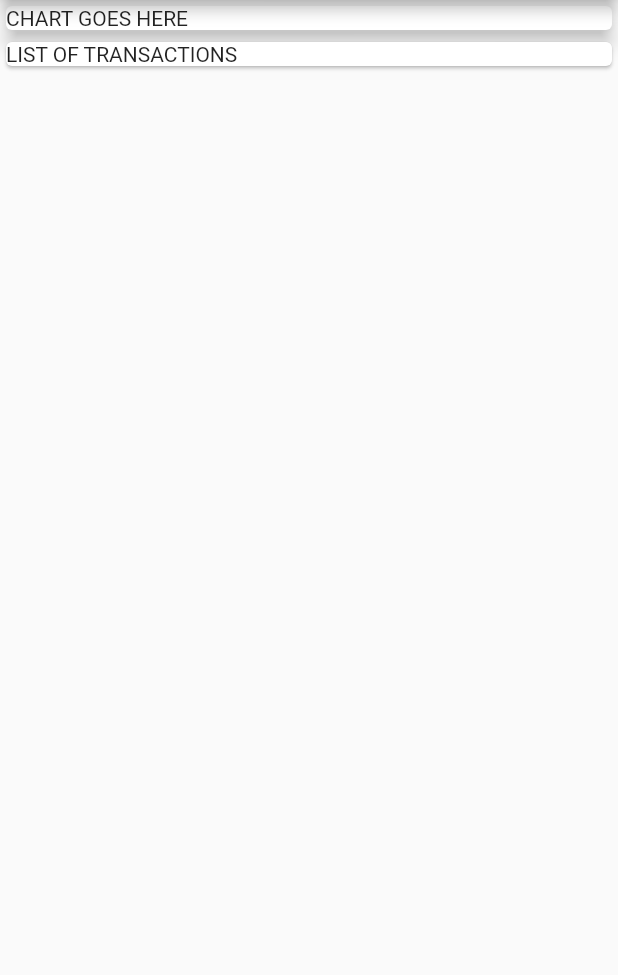
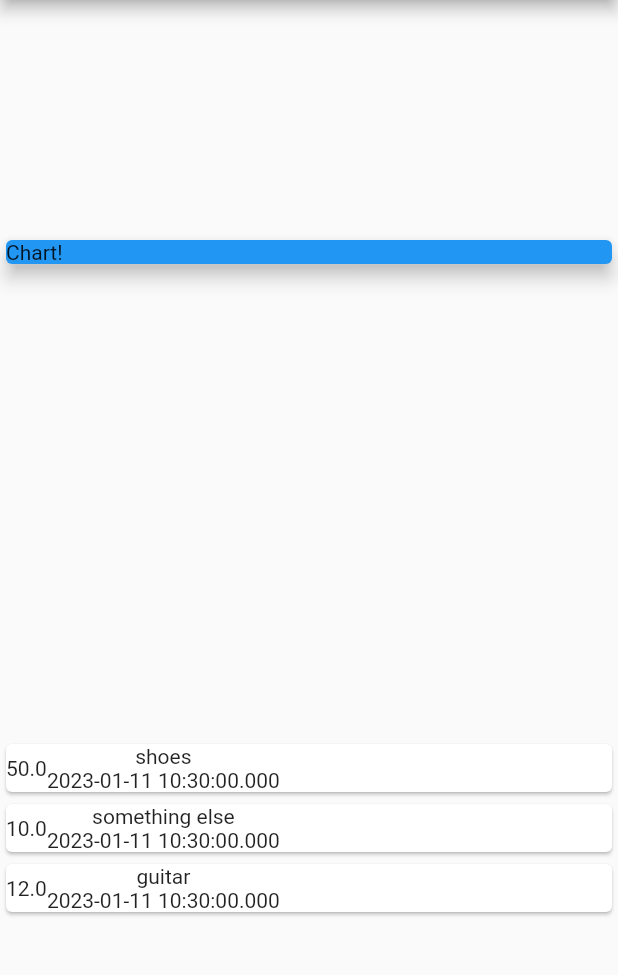
Before and after one commit to bottrell/ExpenseTracker, a Flutter app: the screen it shows after launch, on a phone screen of 412 x 824 dp, the part 84-1059 px from its top. Run offline on Flutter 3.47's test engine with Material 2 defaults, Android fonts, the phone set to English and light mode, and no system bars.

Commit message:
added transaction class

```diff
--- a/lib/main.dart
+++ b/lib/main.dart
@@ -1,4 +1,5 @@
 import 'package:flutter/material.dart';
+import 'transaction.dart';
 
 void main() {
   runApp(const MyApp());
@@ -23,19 +24,45 @@ class MyHomePage extends StatelessWidget {
   final String? title;
   const MyHomePage({super.key, required String this.title});
 
+  static List<Transaction> transactions = [
+    Transaction(id: "t1", title: "shoes", cost: 50, date: DateTime.now()),
+    Transaction(
+        id: "t2", title: "something else", cost: 10, date: DateTime.now()),
+    Transaction(id: "t4", title: "guitar", cost: 12, date: DateTime.now())
+  ];
+
   @override
   Widget build(BuildContext context) {
     return Scaffold(
       appBar: AppBar(title: Text(title!)),
       body: Column(
+        mainAxisAlignment: MainAxisAlignment.spaceAround,
+        crossAxisAlignment: CrossAxisAlignment.stretch,
         children: [
-          Card(
+          Container(
+            width: double.infinity,
+            child: Card(
+              color: Colors.blue,
+              child: Text('Chart!'),
               elevation: 5,
-              child: Container(
-                  width: double.infinity, child: Text("CHART GOES HERE"))),
-          Card(
-              child: Container(
-                  width: double.infinity, child: Text("LIST OF TRANSACTIONS"))),
+            ),
+          ),
+          Column(
+            children: transactions.map((tx) {
+              return Card(
+                  child: Row(
+                children: [
+                  Container(child: Text(tx.cost.toString())),
+                  Column(
+                    children: [
+                      Text(tx.title!),
+                      Text(tx.date.toString()),
+                    ],
+                  )
+                ],
+              ));
+            }).toList(),
+          ),
         ],
       ),
     );
--- /dev/null
+++ b/lib/transaction.dart
@@ -0,0 +1,17 @@
+import 'package:flutter/foundation.dart';
+
+// a blueprint for a dart object
+class Transaction {
+  final String? id;
+  final String? title;
+  final double? cost;
+  final DateTime? date;
+
+  Transaction(
+      {
+      required String this.id,
+      required String this.title,
+      required double this.cost,
+      required DateTime this.date
+      });
+}
```
